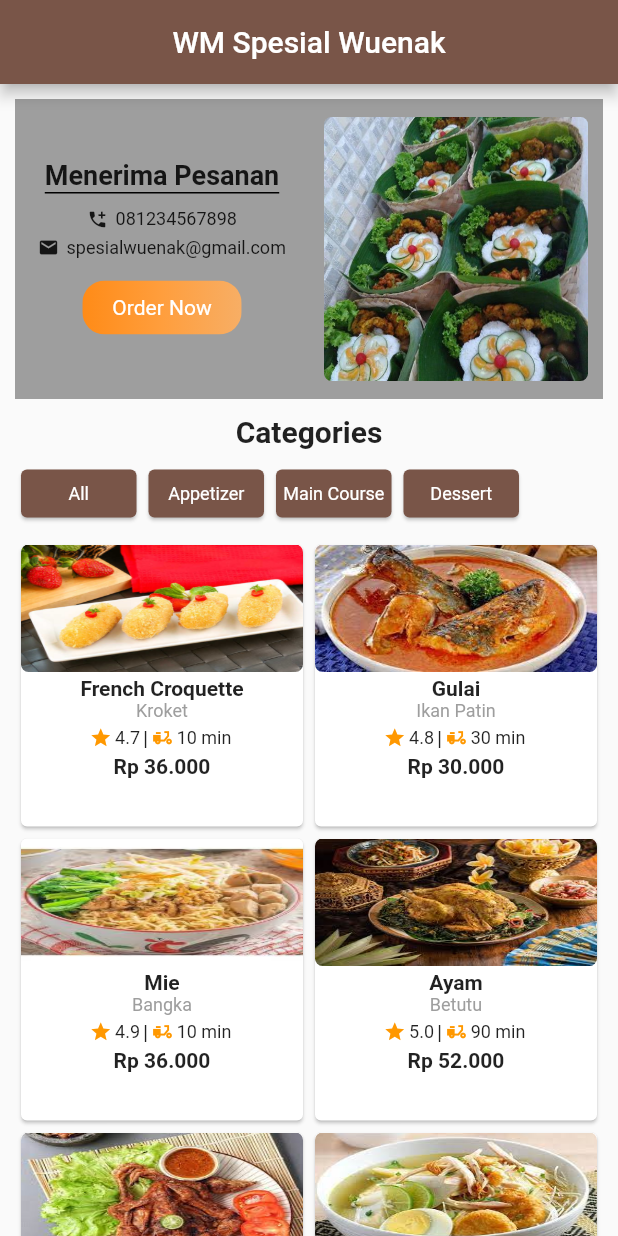
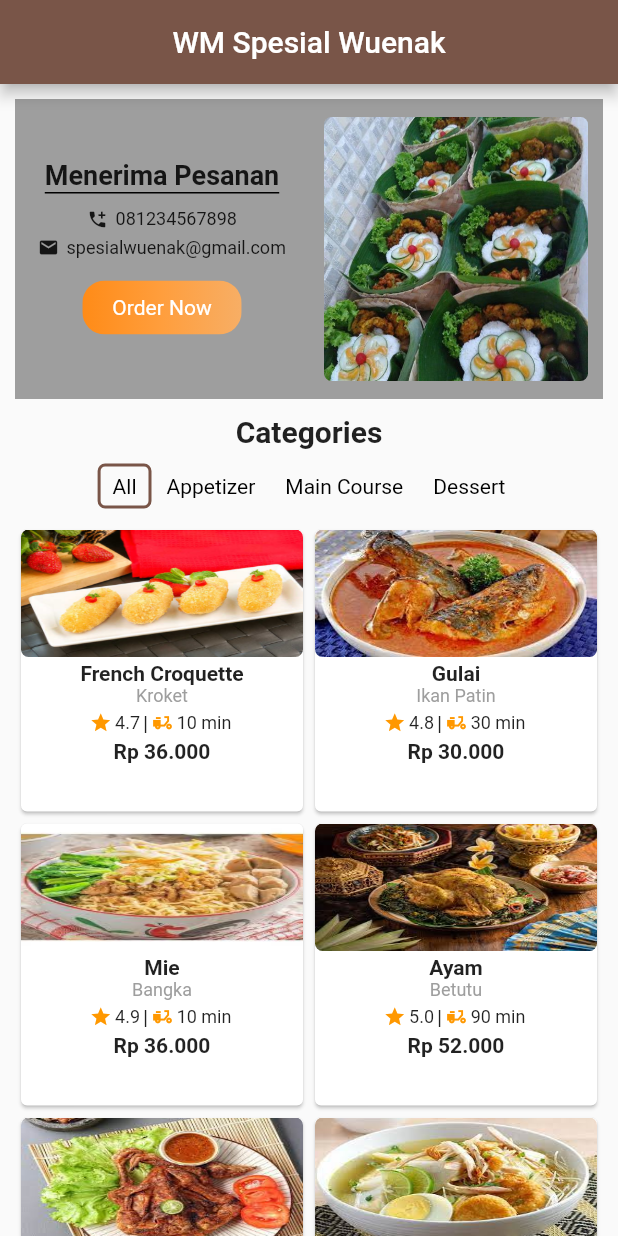
Before and after one commit to dewaasmara589/Belajar-Flutter, a Flutter app: the screen it shows after launch, on a phone screen of 412 x 824 dp. Run offline on Flutter 3.47's test engine with Material 2 defaults, Android fonts, the phone set to English and light mode, and no system bars.

Commit message:
submission_flutter_pemula_dicoding : Complete make MenuText

```diff
--- a/submission_flutter_pemula_dicoding/lib/main.dart
+++ b/submission_flutter_pemula_dicoding/lib/main.dart
@@ -342,28 +342,69 @@ class MenuText extends StatefulWidget {
 }
 
 class _MenuText extends State<MenuText> {
-  bool menuTextIsPressed = false;
+  Map<int, bool> menuTextIsPressed = {
+    0 : true,
+    1 : false,
+    2 : false,
+    3 : false,
+  };
+
+  var getKey = 0;
 
   @override
   Widget build(BuildContext context) {
     return Container(
       padding: const EdgeInsets.symmetric(horizontal: 10.0),
-      height: 40.0,
+      height: 30.0,
       child: ListView.builder(
-          scrollDirection: Axis.horizontal,
-          itemCount: widget.titleMenu.length, itemBuilder: (context, index) {
-        return Container(
-          width: 85.0,
-          child: Card(
-            color: Colors.brown,
-            child: Center(
-                child: Text(widget.titleMenu[index].toString(),
-                  style: const TextStyle(color: Colors.white, fontSize: 12.0),
-                )
-            ),
-          ),
-        );
-      }),
+        scrollDirection: Axis.horizontal,
+        shrinkWrap: true,
+        itemCount: widget.titleMenu.length,
+        itemBuilder: (context, index) {
+          return GestureDetector(
+              child: Row(
+                mainAxisAlignment: MainAxisAlignment.spaceAround,
+                children: <Widget> [
+                  Container(
+                      decoration: BoxDecoration(
+                        border: Border.all(width: 2, color: getKey == index? Colors.brown : Colors.transparent,),
+                        borderRadius: BorderRadius.all(Radius.circular(5)),
+                      ),
+                      child : Padding(
+                          padding: const EdgeInsets.symmetric(horizontal: 8.0, vertical: 5.0),
+                          child: Text(
+                            widget.titleMenu[index].toString(),
+                            style: TextStyle(
+                              color: Colors.black,
+                              fontSize: 14.0,
+                            ),
+                          )
+                      )
+                  )
+                ],
+              ),
+            onTap : () {
+              menuTextIsPressed.updateAll((key, value){
+                if(key == index){
+                  return true;
+                }else{
+                  return false;
+                }
+              });
+
+
+              print('List = ' + menuTextIsPressed.toString());
+              var trueKey = menuTextIsPressed.keys.firstWhere((k) => menuTextIsPressed[k] == true);
+
+              setState(() {
+                getKey = trueKey;
+              });
+
+              print('Tes = ' + trueKey.toString());
+            }
+          );
+        }
+      ),
     );
   }
 }
```
